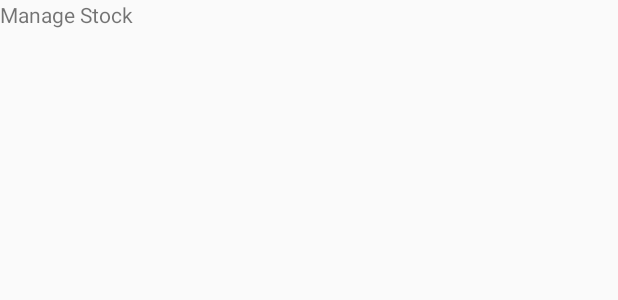
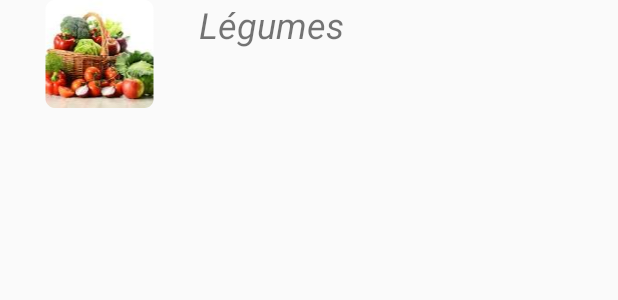
Before and after one commit to RafaleSoft/CoachACook, an Android app: the layout stock_view.xml on its own in the app's theme, with its tools: preview values and no code run, on a phone screen of 412 x 824 dp. Shown: the top 300 px of the screen. Run offline under Robolectric (Android 15) with nearby library versions, the light colour scheme and no system bars.

Commit message:
Improve stock view

```diff
--- a/app/src/main/res/layout/stock_view.xml
+++ b/app/src/main/res/layout/stock_view.xml
@@ -1,20 +1,39 @@
 <?xml version="1.0" encoding="utf-8"?>
 <LinearLayout xmlns:android="http://schemas.android.com/apk/res/android"
+    xmlns:app="http://schemas.android.com/apk/res-auto"
     xmlns:tools="http://schemas.android.com/tools"
     android:id="@+id/stock_view"
     android:layout_width="match_parent"
     android:layout_height="match_parent"
     android:orientation="vertical">
 
-    <TextView
-        android:id="@+id/stock_category"
+    <LinearLayout
         android:layout_width="match_parent"
         android:layout_height="wrap_content"
-        android:text="@string/ManageStock" />
+        android:orientation="horizontal"
+        android:weightSum="4">
+
+        <ImageView
+            android:id="@+id/imageView2"
+            android:layout_width="wrap_content"
+            android:layout_height="wrap_content"
+            android:layout_weight="1"
+            app:srcCompat="@mipmap/ic_legumes" />
+
+        <TextView
+            android:id="@+id/stock_category"
+            android:layout_width="wrap_content"
+            android:layout_height="wrap_content"
+            android:layout_weight="3"
+            android:text="@string/Légumes"
+            android:textSize="24sp"
+            android:textStyle="italic" />
+    </LinearLayout>
 
     <ListView
         android:id="@+id/stock_list_view"
         android:layout_width="match_parent"
-        android:layout_height="match_parent"
+        android:layout_height="wrap_content"
         tools:listitem="@android:layout/simple_list_item_1" />
+
 </LinearLayout>
--- a/app/src/main/res/values/strings.xml
+++ b/app/src/main/res/values/strings.xml
@@ -30,6 +30,9 @@
         <!-- Buttons -->
         <string name="NewRecipe">Cook Book</string>
         <string name="ManageStock">Manage Stock</string>
+        <string name="Légumes">Légumes</string>
+        <string name="Fruits">Fruits</string>
+        <string name="Boucherie">Boucherie</string>
         <string name="BuildRecipe">Build Menu</string>
 
         <!-- Main Menu -->
```
